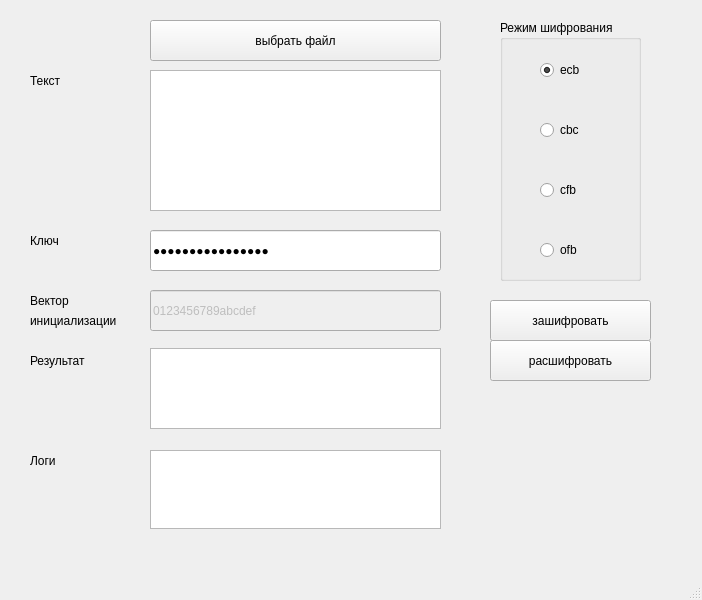
This is ui/camellia.ui in elizarpif/camellia-ui as Qt 5 draws it before an edit. The edited form follows.
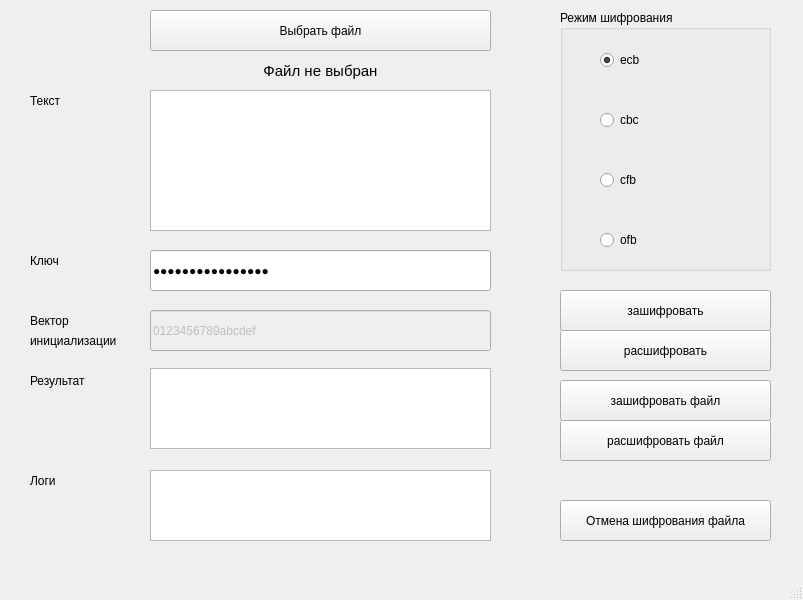
This is the edited form.

What changed in the file:
```diff
--- a/ui/camellia.ui
+++ b/ui/camellia.ui
@@ -9,7 +9,7 @@
    <rect>
     <x>0</x>
     <y>0</y>
-    <width>702</width>
+    <width>803</width>
     <height>600</height>
    </rect>
   </property>
@@ -24,8 +24,8 @@
     <property name="geometry">
      <rect>
       <x>150</x>
-      <y>230</y>
-      <width>291</width>
+      <y>250</y>
+      <width>341</width>
       <height>41</height>
      </rect>
     </property>
@@ -43,7 +43,7 @@
     <property name="geometry">
      <rect>
       <x>30</x>
-      <y>230</y>
+      <y>250</y>
       <width>81</width>
       <height>21</height>
      </rect>
@@ -56,8 +56,8 @@
     <property name="geometry">
      <rect>
       <x>150</x>
-      <y>348</y>
-      <width>291</width>
+      <y>368</y>
+      <width>341</width>
       <height>81</height>
      </rect>
     </property>
@@ -68,9 +68,9 @@
    <widget class="QGroupBox" name="groupBox">
     <property name="geometry">
      <rect>
-      <x>500</x>
-      <y>20</y>
-      <width>141</width>
+      <x>560</x>
+      <y>10</y>
+      <width>211</width>
       <height>261</height>
      </rect>
     </property>
@@ -82,7 +82,7 @@
       <rect>
        <x>40</x>
        <y>40</y>
-       <width>100</width>
+       <width>91</width>
        <height>20</height>
       </rect>
      </property>
@@ -136,9 +136,9 @@
    <widget class="QPushButton" name="encryptBtn">
     <property name="geometry">
      <rect>
-      <x>490</x>
-      <y>300</y>
-      <width>161</width>
+      <x>560</x>
+      <y>290</y>
+      <width>211</width>
       <height>41</height>
      </rect>
     </property>
@@ -149,9 +149,9 @@
    <widget class="QPushButton" name="decryptBtn">
     <property name="geometry">
      <rect>
-      <x>490</x>
-      <y>340</y>
-      <width>161</width>
+      <x>560</x>
+      <y>330</y>
+      <width>211</width>
       <height>41</height>
      </rect>
     </property>
@@ -163,21 +163,21 @@
     <property name="geometry">
      <rect>
       <x>150</x>
-      <y>20</y>
-      <width>291</width>
+      <y>10</y>
+      <width>341</width>
       <height>41</height>
      </rect>
     </property>
     <property name="text">
-     <string>выбрать файл</string>
+     <string>Выбрать файл</string>
     </property>
    </widget>
    <widget class="QTextEdit" name="decryptedText">
     <property name="geometry">
      <rect>
       <x>150</x>
-      <y>70</y>
-      <width>291</width>
+      <y>90</y>
+      <width>341</width>
       <height>141</height>
      </rect>
     </property>
@@ -186,7 +186,7 @@
     <property name="geometry">
      <rect>
       <x>30</x>
-      <y>70</y>
+      <y>90</y>
       <width>81</width>
       <height>21</height>
      </rect>
@@ -199,7 +199,7 @@
     <property name="geometry">
      <rect>
       <x>30</x>
-      <y>350</y>
+      <y>370</y>
       <width>81</width>
       <height>21</height>
      </rect>
@@ -212,9 +212,9 @@
     <property name="geometry">
      <rect>
       <x>150</x>
-      <y>450</y>
-      <width>291</width>
-      <height>79</height>
+      <y>470</y>
+      <width>341</width>
+      <height>71</height>
      </rect>
     </property>
     <property name="readOnly">
@@ -225,7 +225,7 @@
     <property name="geometry">
      <rect>
       <x>30</x>
-      <y>450</y>
+      <y>470</y>
       <width>81</width>
       <height>21</height>
      </rect>
@@ -238,7 +238,7 @@
     <property name="geometry">
      <rect>
       <x>30</x>
-      <y>290</y>
+      <y>310</y>
       <width>81</width>
       <height>21</height>
      </rect>
@@ -254,8 +254,8 @@
     <property name="geometry">
      <rect>
       <x>150</x>
-      <y>290</y>
-      <width>291</width>
+      <y>310</y>
+      <width>341</width>
       <height>41</height>
      </rect>
     </property>
@@ -270,7 +270,7 @@
     <property name="geometry">
      <rect>
       <x>30</x>
-      <y>310</y>
+      <y>330</y>
       <width>101</width>
       <height>21</height>
      </rect>
@@ -279,6 +279,66 @@
      <string>инициализации</string>
     </property>
    </widget>
+   <widget class="QPushButton" name="encryptFileBtn">
+    <property name="geometry">
+     <rect>
+      <x>560</x>
+      <y>380</y>
+      <width>211</width>
+      <height>41</height>
+     </rect>
+    </property>
+    <property name="text">
+     <string>зашифровать файл</string>
+    </property>
+   </widget>
+   <widget class="QPushButton" name="decryptFileBtn">
+    <property name="geometry">
+     <rect>
+      <x>560</x>
+      <y>420</y>
+      <width>211</width>
+      <height>41</height>
+     </rect>
+    </property>
+    <property name="text">
+     <string>расшифровать файл</string>
+    </property>
+   </widget>
+   <widget class="QLabel" name="filenameLb">
+    <property name="geometry">
+     <rect>
+      <x>150</x>
+      <y>60</y>
+      <width>341</width>
+      <height>21</height>
+     </rect>
+    </property>
+    <property name="font">
+     <font>
+      <pointsize>11</pointsize>
+     </font>
+    </property>
+    <property name="text">
+     <string>Файл не выбран</string>
+    </property>
+    <property name="alignment">
+     <set>Qt::AlignCenter</set>
+    </property>
+   </widget>
+   <widget class="QPushButton" name="cancelCryptFileBtn">
+    <property name="geometry">
+     <rect>
+      <x>560</x>
+      <y>500</y>
+      <width>211</width>
+      <height>41</height>
+     </rect>
+    </property>
+    <property name="text">
+     <string>Отмена шифрования файла</string>
+    </property>
+   </widget>
   </widget>
   <widget class="QMenuBar" name="menubar">
    <property name="geometry">
```
Left out of the diff: 2 changed lines with no effect on the pictures.
